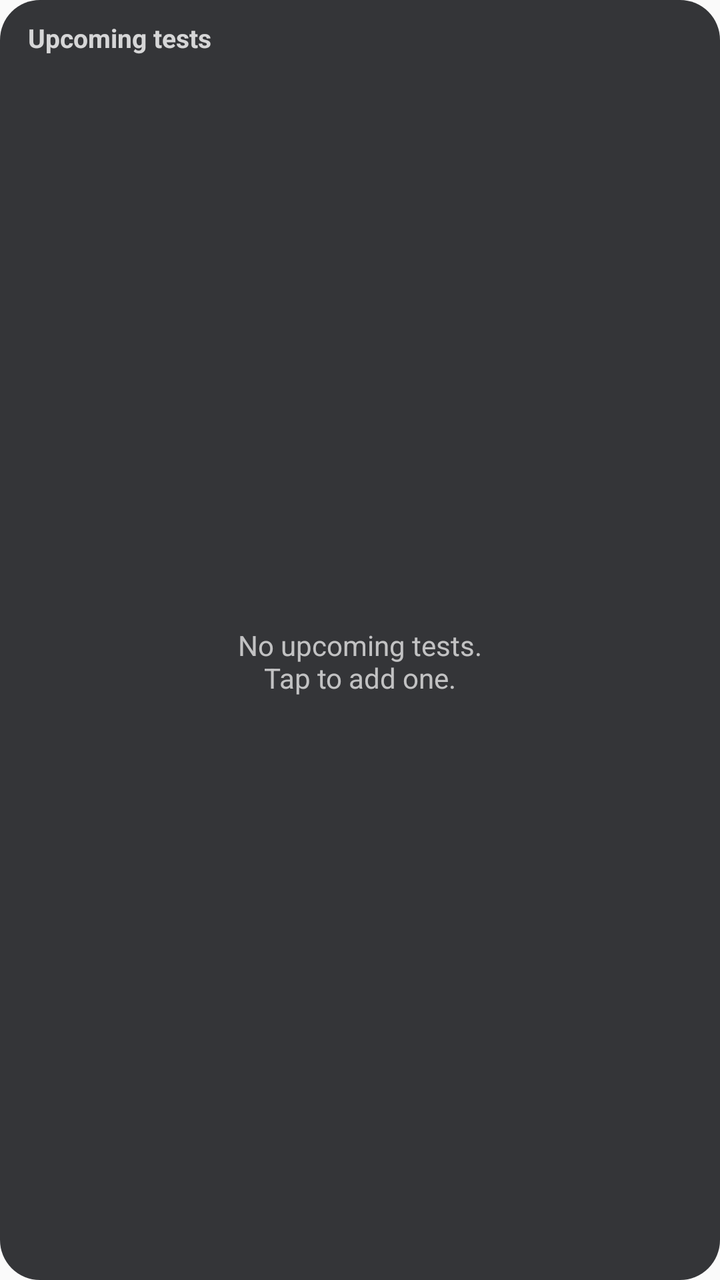
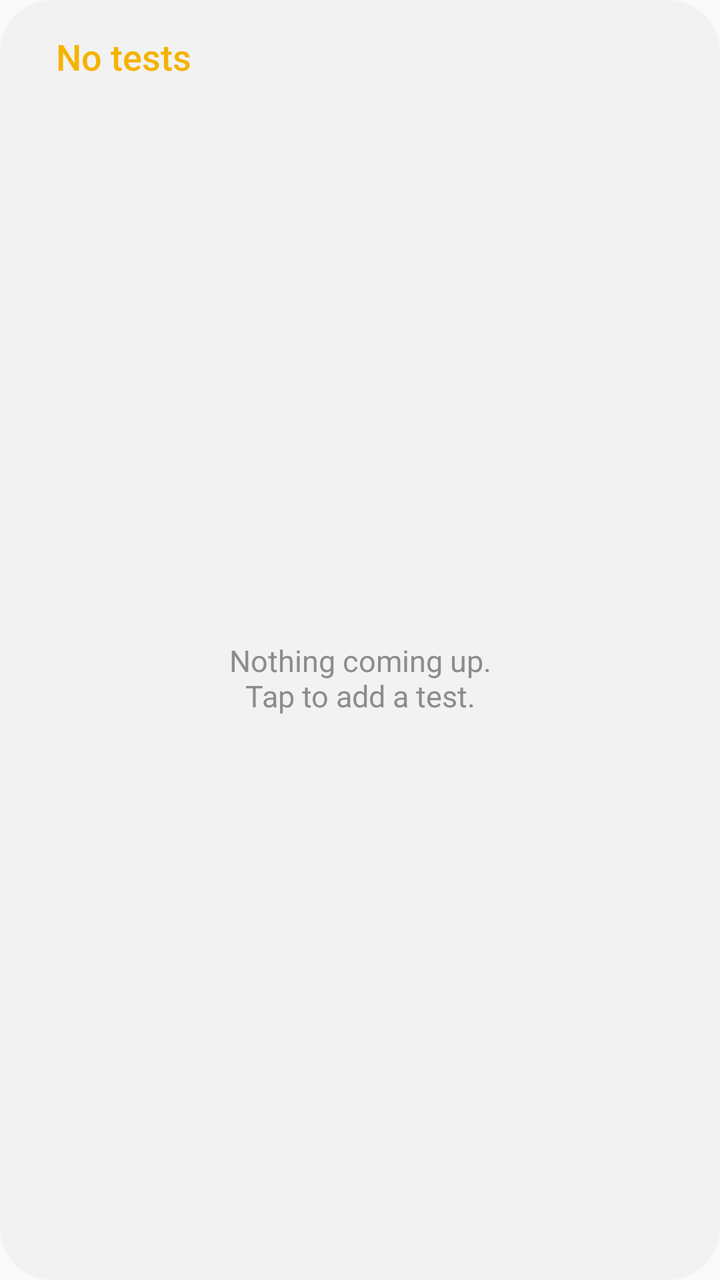

Compare the two renders of this Android layout. The source of the first and the diff that turns it into the second are given below.
<!-- AndroidManifest.xml: application theme AppTheme -->
<!-- res/layout/widget_layout.xml -->
<?xml version="1.0" encoding="utf-8"?>
<LinearLayout xmlns:android="http://schemas.android.com/apk/res/android"
    android:layout_width="match_parent"
    android:layout_height="match_parent"
    android:background="@drawable/widget_bg"
    android:orientation="vertical"
    android:padding="10dp">

    <TextView
        android:id="@+id/header"
        android:layout_width="match_parent"
        android:layout_height="wrap_content"
        android:paddingStart="4dp"
        android:paddingBottom="4dp"
        android:text="@string/widget_title"
        android:textColor="#CCFFFFFF"
        android:textSize="13sp"
        android:textStyle="bold" />

    <FrameLayout
        android:layout_width="match_parent"
        android:layout_height="0dp"
        android:layout_weight="1">

        <ListView
            android:id="@+id/exam_list"
            android:layout_width="match_parent"
            android:layout_height="match_parent"
            android:divider="@null"
            android:dividerHeight="0dp"
            android:scrollbarStyle="outsideOverlay" />

        <TextView
            android:id="@+id/empty_view"
            android:layout_width="match_parent"
            android:layout_height="match_parent"
            android:gravity="center"
            android:text="@string/widget_empty"
            android:textColor="#B3FFFFFF"
            android:textSize="14sp" />
    </FrameLayout>
</LinearLayout>
<!-- resources referenced by this layout -->
<resources>
  <!-- drawable widget_bg (drawable) -->
  <?xml version="1.0" encoding="utf-8"?>
  <shape xmlns:android="http://schemas.android.com/apk/res/android" android:shape="rectangle">
      <solid android:color="#E6202124" />
      <corners android:radius="20dp" />
  </shape>
  <string name="widget_empty">No upcoming tests.\nTap to add one.</string>
  <string name="widget_title">Upcoming tests</string>
  <style name="AppTheme" parent="android:Theme.Material.Light.NoActionBar">
          <item name="android:colorAccent">#2E7D32</item>
          <item name="android:colorPrimary">#2E7D32</item>
      </style>
</resources>

<!-- the commit's change to res/layout/widget_layout.xml (unified diff, before → after) -->
@@ -1,21 +1,27 @@
 <?xml version="1.0" encoding="utf-8"?>
 <LinearLayout xmlns:android="http://schemas.android.com/apk/res/android"
+    android:id="@+id/widget_root"
     android:layout_width="match_parent"
     android:layout_height="match_parent"
     android:background="@drawable/widget_bg"
     android:orientation="vertical"
-    android:padding="10dp">
+    android:paddingStart="@dimen/widget_padding_h"
+    android:paddingTop="16dp"
+    android:paddingEnd="@dimen/widget_padding_h"
+    android:paddingBottom="10dp">
 
+    
     <TextView
         android:id="@+id/header"
         android:layout_width="match_parent"
         android:layout_height="wrap_content"
-        android:paddingStart="4dp"
-        android:paddingBottom="4dp"
+        android:paddingStart="6dp"
+        android:paddingEnd="6dp"
+        android:paddingBottom="8dp"
         android:text="@string/widget_title"
-        android:textColor="#CCFFFFFF"
-        android:textSize="13sp"
-        android:textStyle="bold" />
+        android:textColor="@color/widget_title"
+        android:fontFamily="sans-serif-medium"
+        android:textSize="18sp" />
 
     <FrameLayout
         android:layout_width="match_parent"
@@ -28,7 +34,7 @@
             android:layout_height="match_parent"
             android:divider="@null"
             android:dividerHeight="0dp"
-            android:scrollbarStyle="outsideOverlay" />
+            android:scrollbars="none" />
 
         <TextView
             android:id="@+id/empty_view"
@@ -36,7 +42,7 @@
             android:layout_height="match_parent"
             android:gravity="center"
             android:text="@string/widget_empty"
-            android:textColor="#B3FFFFFF"
-            android:textSize="14sp" />
+            android:textColor="@color/widget_text_secondary"
+            android:textSize="15sp" />
     </FrameLayout>
 </LinearLayout>
<!-- resource entries referenced after the edit -->
@@ -1,16 +1,21 @@
 <!-- resources referenced by this layout -->
 <resources>
+  <color name="widget_text_secondary">#8C8C8C</color>
+  <color name="widget_title">#F5B300</color>
+  <dimen name="widget_padding_h">22dp</dimen>
   <!-- drawable widget_bg (drawable) -->
   <?xml version="1.0" encoding="utf-8"?>
   <shape xmlns:android="http://schemas.android.com/apk/res/android" android:shape="rectangle">
-      <solid android:color="#E6202124" />
-      <corners android:radius="20dp" />
+      <solid android:color="@color/widget_bg" />
+      <corners android:radius="@dimen/widget_radius" />
   </shape>
-  <string name="widget_empty">No upcoming tests.\nTap to add one.</string>
-  <string name="widget_title">Upcoming tests</string>
+  <string name="widget_empty">Nothing coming up.\nTap to add a test.</string>
+  <string name="widget_title">No tests</string>
   <style name="AppTheme" parent="android:Theme.Material.Light.NoActionBar">
           <item name="android:colorAccent">#2E7D32</item>
           <item name="android:colorPrimary">#2E7D32</item>
       </style>
+  <color name="widget_bg">#F2F2F2</color>
+  <dimen name="widget_radius">26dp</dimen>
 </resources>
 
